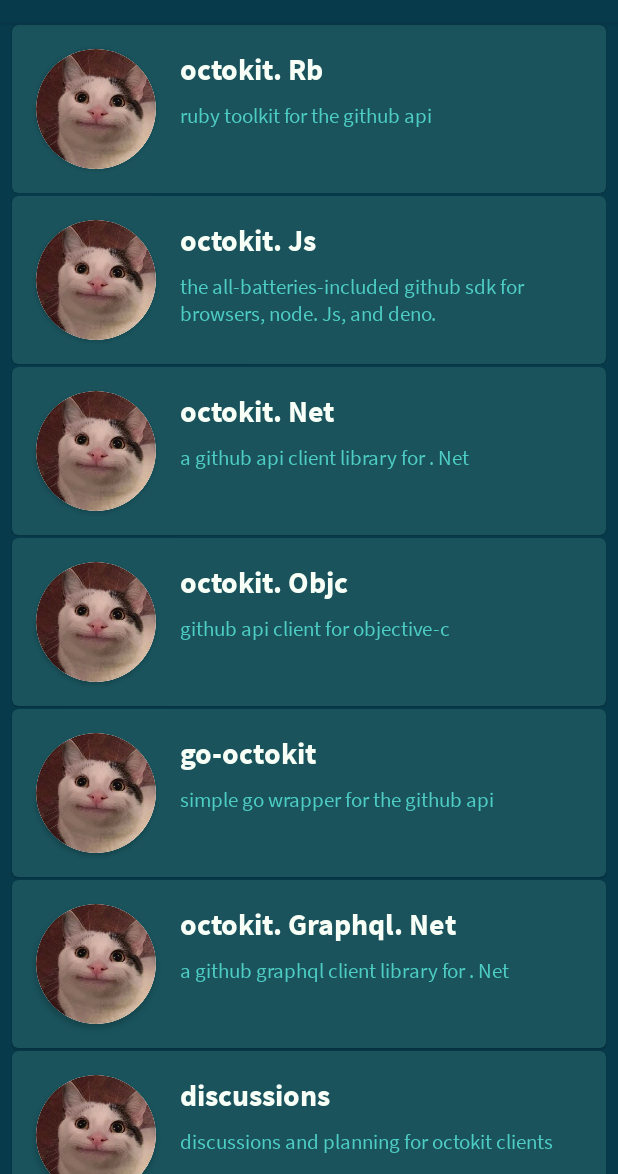
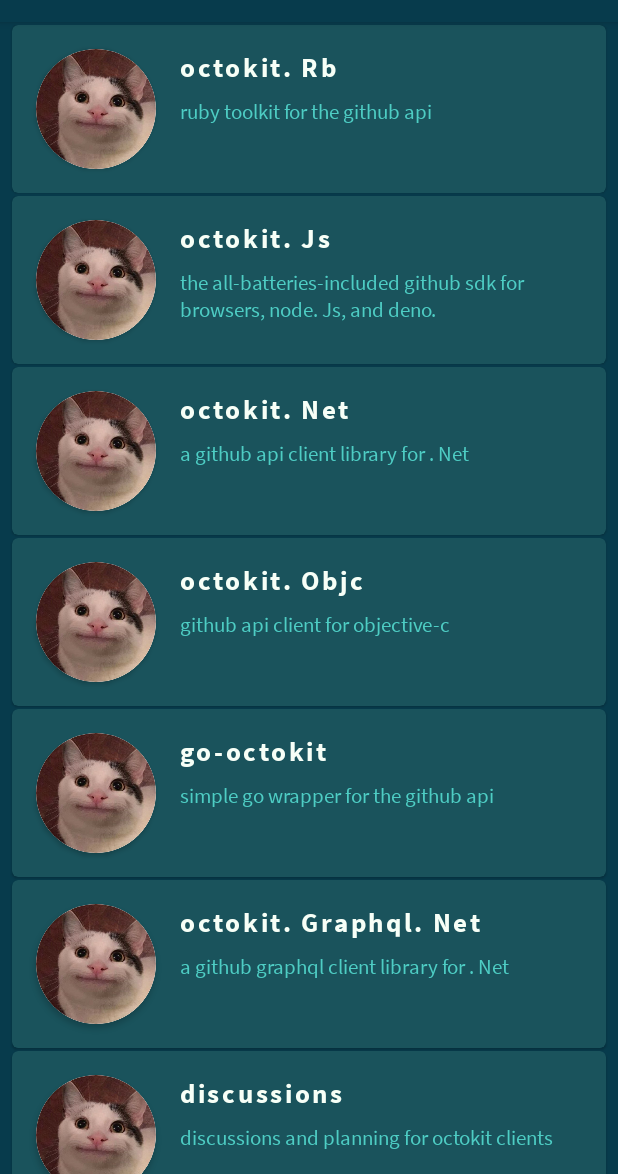
Before and after one commit to martamagui/UD5_02-RecyclerView, an Android app: the screen it shows after launch (MainActivity), on a phone screen of 412 x 824 dp, the part 62-1236 px from its top. Run offline under Robolectric (Android 15) with nearby library versions, the phone set to English and light mode, and no system bars; pictures from the network do not load.

Commit message:
Estilo personalizado del texto, se me pasó

```diff
--- a/app/src/main/res/layout/activity_detail.xml
+++ b/app/src/main/res/layout/activity_detail.xml
@@ -85,6 +85,7 @@
 
                         <TextView
                             android:id="@+id/tv_user_name"
+                            style="@style/TextoEspaciado"
                             android:layout_width="wrap_content"
                             android:layout_height="wrap_content"
                             android:layout_weight="3"
--- a/app/src/main/res/layout/item_repository.xml
+++ b/app/src/main/res/layout/item_repository.xml
@@ -68,12 +68,13 @@
 
             <TextView
                 android:id="@+id/tv_rep_name"
+                style="@style/TextoEspaciado"
                 android:layout_width="wrap_content"
                 android:layout_height="wrap_content"
                 android:fontFamily="@font/source_sans_pro_bold"
                 android:text="@string/repository_name"
                 android:textColor="@color/custom_titleColor"
-                android:textSize="20sp"
+                android:textSize="18sp"
                 android:textStyle="bold"
                 app:layout_constraintEnd_toEndOf="parent"
                 app:layout_constraintHorizontal_bias="0.0"
--- a/app/src/main/res/values/themes.xml
+++ b/app/src/main/res/values/themes.xml
@@ -12,6 +12,9 @@
         <!-- Status bar color. -->
         <item name="android:statusBarColor" tools:targetApi="l">?attr/colorPrimaryVariant</item>
         <!-- Customize your theme here. -->
-
+    </style>
+    <style name="TextoEspaciado" parent="TextAppearance.AppCompat">
+        <item name="android:textColor">#f1faee</item>
+        <item name="android:letterSpacing">0.1</item>
     </style>
 </resources>
```
